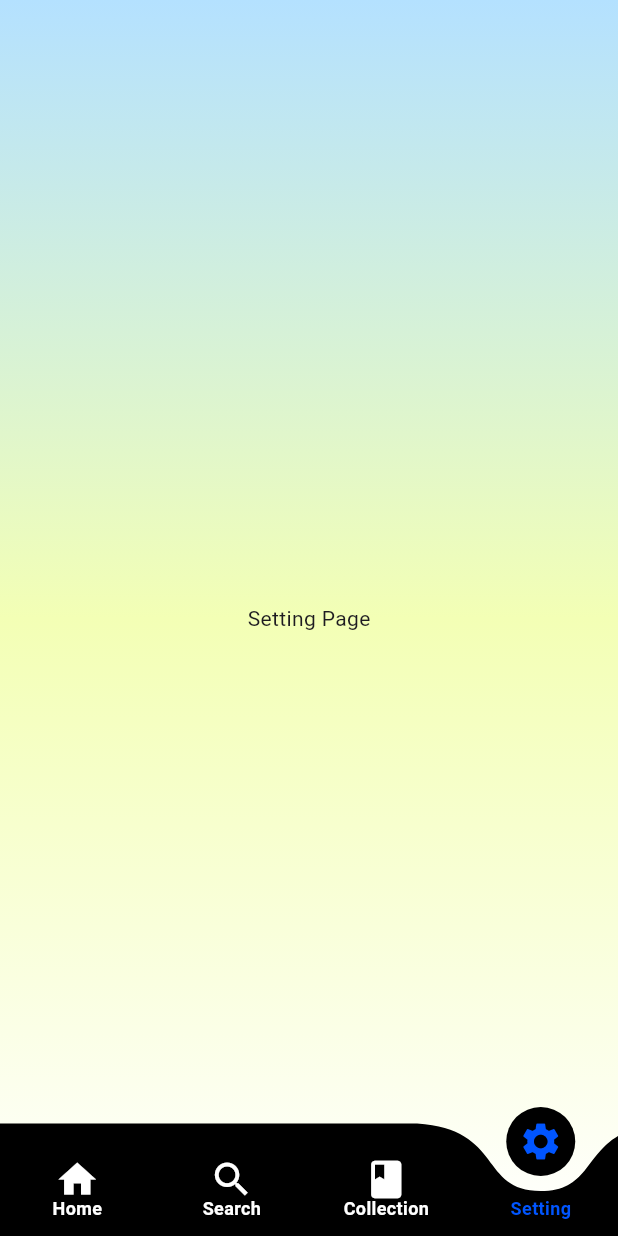
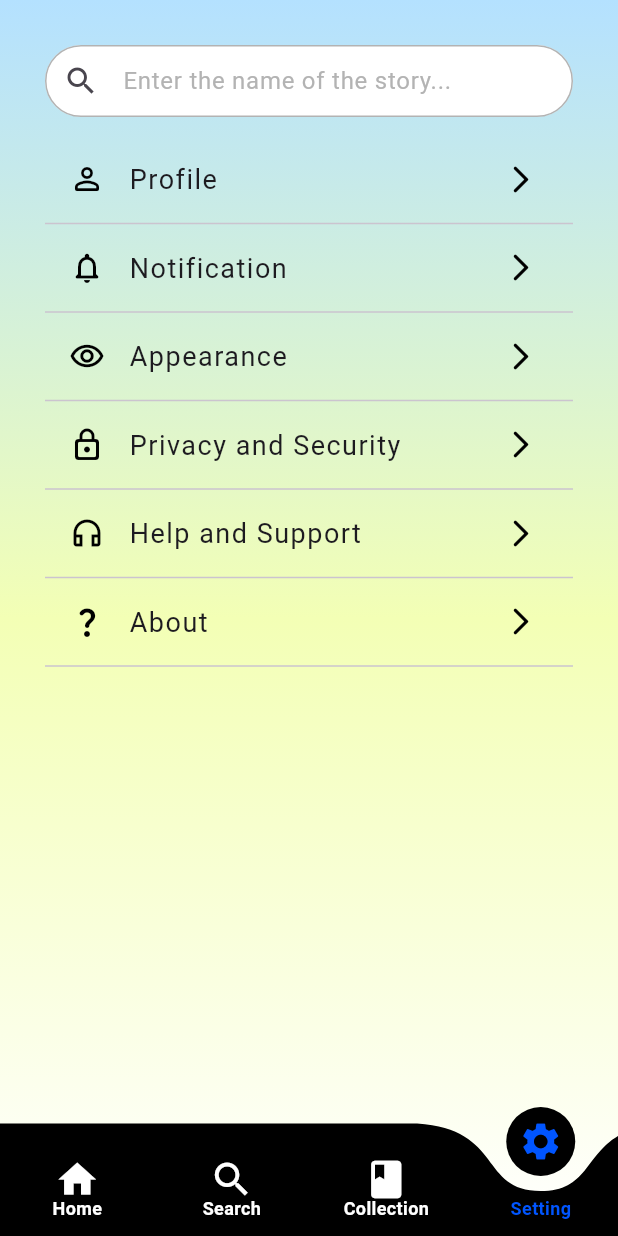
Before and after one commit to Riandec/storytelling-audio-app, a Flutter app: the screen it shows after launch, item 4 of the bottom bar chosen, on a phone screen of 412 x 824 dp. Run offline on Flutter 3.47's test engine with Material 3 defaults, Android fonts, the phone set to English and light mode, and no system bars; drawn by our look-alikes of curved_navigation_bar; our stand-ins replace carousel_slider, cloud_firestore, firebase_core; missing offline and left inert: image_pixels; accounts and stored records are empty; Roboto replaces fonts that are missing (SF Pro); project files that could hold a hidden picture were left out.

Commit message:
feat(setting): add ui structure

```diff
--- a/lib/screens/home_page.dart
+++ b/lib/screens/home_page.dart
@@ -17,8 +17,8 @@ class HomePage extends StatefulWidget {
 class _HomePageState extends State<HomePage> {
   int navIndex = 0, picIndex = 0;
   List<int> genreIndex = [0];
-  final CarouselSliderController _titleController = CarouselSliderController();
-  final CarouselSliderController _imageController = CarouselSliderController();
+  final _titleController = CarouselSliderController();
+  final _imageController = CarouselSliderController();
   // button color
   final Color buttonActive = Color.fromRGBO(0, 85, 255, 1);
   final Color buttonInactive = Colors.white;
--- a/lib/screens/listening_page.dart
+++ b/lib/screens/listening_page.dart
@@ -173,3 +173,13 @@ class _ListeningPageState extends State<ListeningPage> {
     );
   }
 }
+
+/*
+
+Unfinished
+
+- setting
+- ui control
+- sync audio
+
+*/
--- a/lib/screens/search_page.dart
+++ b/lib/screens/search_page.dart
@@ -13,7 +13,7 @@ class _SearchPageState extends State<SearchPage> {
   // search bar
   String queryKeyword = '';
   Timer? debouce;
-  SearchController searchController = SearchController();
+  final searchController = SearchController();
   // latest search
   List<String> latestSearches = [];
   int maxSearch = 5;
@@ -106,7 +106,7 @@ class _SearchPageState extends State<SearchPage> {
       body: Container(
         width: double.infinity,
         height: double.infinity,
-        decoration: const BoxDecoration(
+        decoration: BoxDecoration(
           gradient: LinearGradient(
             begin: Alignment.topCenter,
             end: Alignment.bottomCenter,
--- a/lib/screens/setting_page.dart
+++ b/lib/screens/setting_page.dart
@@ -8,12 +8,15 @@ class SettingPage extends StatefulWidget {
 }
 
 class _SettingPageState extends State<SettingPage> {
+  final searchController = SearchController();
+
   @override
   Widget build(BuildContext context) {
-    return Container(
+    return Scaffold(
+      body: Container(
         width: double.infinity,
         height: double.infinity,
-      decoration: const BoxDecoration(
+        decoration: BoxDecoration(
           gradient: LinearGradient(
             begin: Alignment.topCenter,
             end: Alignment.bottomCenter,
@@ -24,9 +27,134 @@ class _SettingPageState extends State<SettingPage> {
             ]
           ),
         ),
-      child: Center(
-        child: Text('Setting Page')
+        child: SafeArea(
+          child: Padding(
+            padding: EdgeInsets.all(30),
+            child: Column(
+              crossAxisAlignment: CrossAxisAlignment.start,
+              children: [
+                // search bar
+                TextField(
+                  controller: searchController,
+                  decoration: InputDecoration(
+                    contentPadding: EdgeInsets.symmetric(vertical: 5, horizontal: 20),
+                    hintText: 'Enter the name of the story...',
+                    hintStyle: TextStyle(
+                      fontFamily: 'SF Pro',
+                      fontSize: 16,
+                      color: Color(0xFFB3B3B3)
+                    ),
+                    prefixIcon: Icon(Icons.search),
+                    suffixIcon: searchController.text.isNotEmpty
+                      ? IconButton(
+                          icon: Icon(Icons.clear),
+                          onPressed: () {
+                            searchController.clear();
+                          }
                         )
+                      : null,
+                    filled: true,
+                    fillColor: Colors.white,
+                    enabledBorder: OutlineInputBorder(
+                      borderRadius: BorderRadius.circular(30),
+                      borderSide: BorderSide(color: Color(0xFFB3B3B3)),
+                    ),
+                    focusedBorder: OutlineInputBorder(
+                      borderRadius: BorderRadius.circular(30),
+                      borderSide: BorderSide(color: Colors.black)
+                    )
+                  ),
+                ),
+                SizedBox(height: 20),
+                ListTile(
+                  leading: Icon(Icons.person_outline_rounded, color: Colors.black),
+                  title: Text(
+                    'Profile',
+                    style: TextStyle(
+                      fontFamily: 'SF Pro',
+                      fontSize: 18,
+                      letterSpacing: 1
+                    ),
+                  ),
+                  trailing: Icon(Icons.arrow_forward_ios_rounded, color: Colors.black, size: 22),
+                  minTileHeight: 40,
+                ),
+                Divider(),
+                ListTile(
+                  leading: Icon(Icons.notifications_none_rounded, color: Colors.black),
+                  title: Text(
+                    'Notification',
+                    style: TextStyle(
+                      fontFamily: 'SF Pro',
+                      fontSize: 18,
+                      letterSpacing: 1
+                    ),
+                  ),
+                  trailing: Icon(Icons.arrow_forward_ios_rounded, color: Colors.black, size: 22),
+                  minTileHeight: 40,
+                ),
+                Divider(),
+                ListTile(
+                  leading: Icon(Icons.remove_red_eye_outlined, color: Colors.black),
+                  title: Text(
+                    'Appearance',
+                    style: TextStyle(
+                      fontFamily: 'SF Pro',
+                      fontSize: 18,
+                      letterSpacing: 1
+                    ),
+                  ),
+                  trailing: Icon(Icons.arrow_forward_ios_rounded, color: Colors.black, size: 22),
+                  minTileHeight: 40,
+                ),
+                Divider(),
+                ListTile(
+                  leading: Icon(Icons.lock_outline_rounded, color: Colors.black),
+                  title: Text(
+                    'Privacy and Security',
+                    style: TextStyle(
+                      fontFamily: 'SF Pro',
+                      fontSize: 18,
+                      letterSpacing: 1
+                    ),
+                  ),
+                  trailing: Icon(Icons.arrow_forward_ios_rounded, color: Colors.black, size: 22),
+                  minTileHeight: 40,
+                ),
+                Divider(),
+                ListTile(
+                  leading: Icon(Icons.headphones_outlined, color: Colors.black),
+                  title: Text(
+                    'Help and Support',
+                    style: TextStyle(
+                      fontFamily: 'SF Pro',
+                      fontSize: 18,
+                      letterSpacing: 1
+                    ),
+                  ),
+                  trailing: Icon(Icons.arrow_forward_ios_rounded, color: Colors.black, size: 22),
+                  minTileHeight: 40,
+                ),
+                Divider(),
+                ListTile(
+                  leading: Icon(Icons.question_mark_rounded, color: Colors.black),
+                  title: Text(
+                    'About',
+                    style: TextStyle(
+                      fontFamily: 'SF Pro',
+                      fontSize: 18,
+                      letterSpacing: 1
+                    ),
+                  ),
+                  trailing: Icon(Icons.arrow_forward_ios_rounded, color: Colors.black, size: 22),
+                  minTileHeight: 40,
+                ),
+                Divider(),
+              ],
+            )
+          ),
+        )
+      ),
     );
   }
 }
--- a/lib/screens/story_details_page.dart
+++ b/lib/screens/story_details_page.dart
@@ -435,3 +435,13 @@ class _StoryDetailsPageState extends State<StoryDetailsPage> {
     );
   }
 }
+
+/*
+
+Unfinished
+
+- favourite
+- stat likes
+- preview
+
+*/
```
Lines whose indentation alone changed are shown as unchanged.
